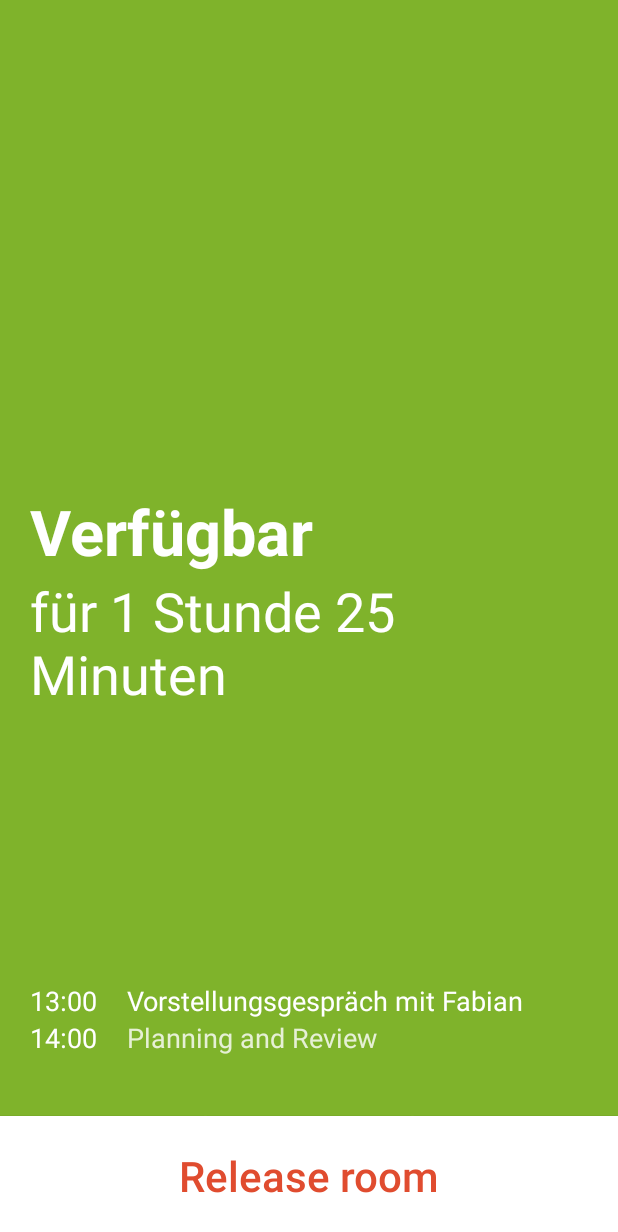
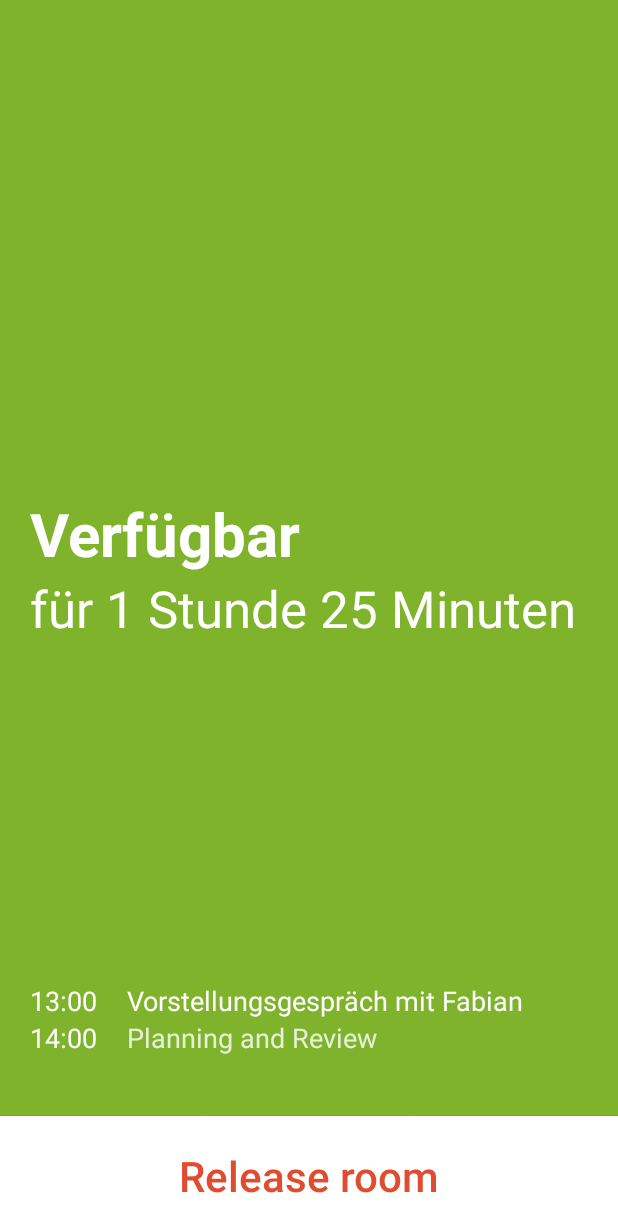
Before and after one commit to synyx/MeeRoo, an Android app: the layout fragment_status.xml on its own in the app's theme, with its tools: preview values and no code run, on a phone screen of 412 x 824 dp. Shown: the top 1232 px of the screen. Run offline under Robolectric (Android 15) with nearby library versions, the phone set to English and light mode, and no system bars.

Commit message:
Reduce font size on status screen

```diff
--- a/app/src/main/res/values-sw600dp/dimens.xml
+++ b/app/src/main/res/values-sw600dp/dimens.xml
@@ -4,8 +4,8 @@
     <dimen name="header_height">110dp</dimen>
     <dimen name="bottom_buttons_height">150dp</dimen>
 
-    <dimen name="font_size_extra_large">80sp</dimen>
-    <dimen name="font_size_larger">54sp</dimen>
+    <dimen name="font_size_extra_large">70sp</dimen>
+    <dimen name="font_size_larger">50sp</dimen>
     <dimen name="font_size_large">36sp</dimen>
     <dimen name="font_size_medium">24sp</dimen>
     <dimen name="font_size_small">20sp</dimen>
--- a/app/src/main/res/values/dimens.xml
+++ b/app/src/main/res/values/dimens.xml
@@ -4,8 +4,8 @@
     <dimen name="header_height">110dp</dimen>
     <dimen name="bottom_buttons_height">80dp</dimen>
 
-    <dimen name="font_size_extra_large">42sp</dimen>
-    <dimen name="font_size_larger">36sp</dimen>
+    <dimen name="font_size_extra_large">40sp</dimen>
+    <dimen name="font_size_larger">34sp</dimen>
     <dimen name="font_size_large">28sp</dimen>
     <dimen name="font_size_medium">18sp</dimen>
     <dimen name="font_size_small">16sp</dimen>
```
